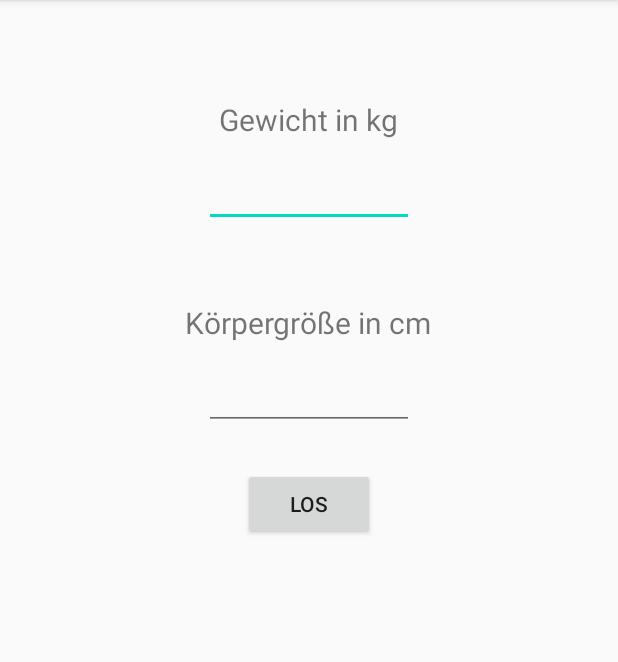
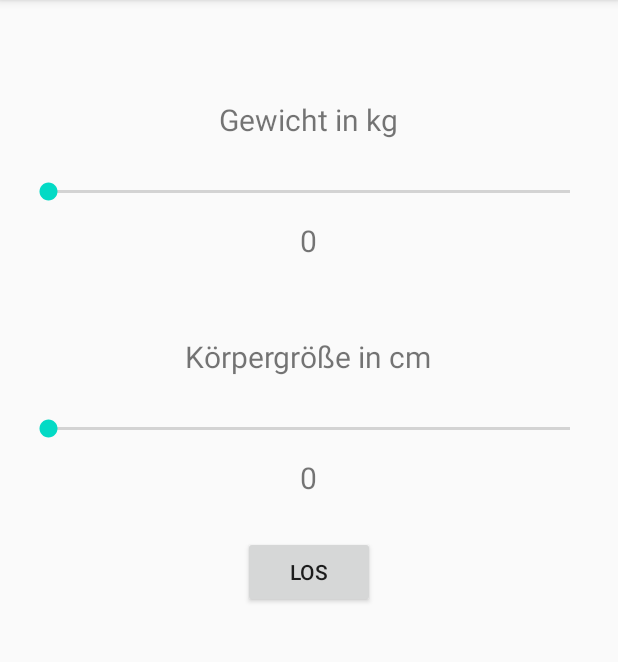
Before and after one commit to Joerg-Kowollik/SE2, an Android app: the screen it shows after launch (MainActivity), on a phone screen of 412 x 824 dp, the part 84-746 px from its top. Run offline under Robolectric (Android 15) with nearby library versions, the phone set to English and light mode, and no system bars.

Commit message:
final version

```diff
--- a/BMIRechner/app/src/main/java/com/example/bmirechner/MainActivity.java
+++ b/BMIRechner/app/src/main/java/com/example/bmirechner/MainActivity.java
@@ -13,18 +13,57 @@ public class MainActivity extends AppCompatActivity {
 
     private Button los_button;
     private TextView ergebnis;
-    private EditText gewicht;
-    private EditText größe;
+    private TextView gewicht;
+    private TextView größe;
+    private SeekBar seekBar;
+    private SeekBar seekBar2;
 
     @Override
     protected void onCreate(Bundle savedInstanceState) {
         super.onCreate(savedInstanceState);
         setContentView(R.layout.activity_main);
 
-        gewicht = (EditText)findViewById(R.id.gewicht);
-        größe = (EditText)findViewById(R.id.groese);
+        gewicht = (TextView)findViewById(R.id.gewicht);
+        größe = (TextView) findViewById(R.id.groese);
         ergebnis = (TextView)findViewById((R.id.ergebnis));
+        los_button = (Button)findViewById(R.id.los_button);
+        seekBar = (SeekBar)findViewById(R.id.seekBar);
+        seekBar2 = (SeekBar)findViewById(R.id.seekBar2);
 
+
+        seekBar.setOnSeekBarChangeListener(new SeekBar.OnSeekBarChangeListener() {
+            @Override
+            public void onProgressChanged(SeekBar seekBar, int progress, boolean fromUser) {
+                gewicht.setText("" + progress + "");
+            }
+
+            @Override
+            public void onStartTrackingTouch(SeekBar seekBar) {
+
+            }
+
+            @Override
+            public void onStopTrackingTouch(SeekBar seekBar) {
+
+            }
+        });
+
+        seekBar2.setOnSeekBarChangeListener(new SeekBar.OnSeekBarChangeListener() {
+            @Override
+            public void onProgressChanged(SeekBar seekBar, int progress, boolean fromUser) {
+                größe.setText("" + progress+ "");
+            }
+
+            @Override
+            public void onStartTrackingTouch(SeekBar seekBar) {
+
+            }
+
+            @Override
+            public void onStopTrackingTouch(SeekBar seekBar) {
+
+            }
+        });
 
     }
 
@@ -43,6 +82,6 @@ public class MainActivity extends AppCompatActivity {
     private void displayBMI(float bmi) {
         String bmishow = "";
         bmishow = bmi +"";
-        ergebnis.setText(bmishow);
+        ergebnis.setText("Ihr BMI ist: " + bmishow);
     }
 }
--- a/BMIRechner/app/src/main/res/layout/activity_main.xml
+++ b/BMIRechner/app/src/main/res/layout/activity_main.xml
@@ -4,11 +4,11 @@
     xmlns:tools="http://schemas.android.com/tools"
     android:layout_width="match_parent"
     android:layout_height="match_parent"
+    android:orientation="vertical"
+    android:paddingLeft="16dp"
+    android:paddingTop="16dp"
+    android:paddingRight="16dp"
     android:paddingBottom="16dp"
-    android:paddingLeft="16dp"
-    android:paddingRight="16dp"
-    android:paddingTop="16dp"
-    android:orientation="vertical"
     tools:context=".MainActivity">
 
     <TextView
@@ -20,16 +20,25 @@
         android:text="@string/gewicht_in_kg"
         android:textSize="20sp" />
 
-    <EditText
+    <SeekBar
+        android:id="@+id/seekBar"
+        android:layout_width="match_parent"
+        android:layout_height="wrap_content"
+        android:layout_gravity="center_horizontal"
+        android:layout_marginTop="25dp"
+        android:gravity="center_horizontal"
+        android:max="150"
+        android:textSize="20sp" />
+
+    <TextView
         android:id="@+id/gewicht"
         android:layout_width="wrap_content"
         android:layout_height="wrap_content"
         android:layout_gravity="center_horizontal"
         android:layout_marginTop="10dp"
-        android:ems="6"
-        android:inputType="numberDecimal"
-        android:textSize="20sp"
-        android:autofillHints="" />
+        android:autofillHints=""
+        android:text="0"
+        android:textSize="20sp" />
 
     <TextView
         android:layout_width="wrap_content"
@@ -40,16 +49,25 @@
         android:text="@string/k_rpergr_e_in_cm"
         android:textSize="20sp" />
 
-    <EditText
+    <SeekBar
+        android:id="@+id/seekBar2"
+        android:layout_width="match_parent"
+        android:layout_height="wrap_content"
+        android:layout_gravity="center_horizontal"
+        android:layout_marginTop="25dp"
+        android:gravity="center_horizontal"
+        android:max="225"
+        android:textSize="20sp" />
+
+    <TextView
         android:id="@+id/groese"
         android:layout_width="wrap_content"
         android:layout_height="wrap_content"
         android:layout_gravity="center_horizontal"
         android:layout_marginTop="10dp"
-        android:ems="6"
-        android:inputType="numberDecimal"
-        android:textSize="20sp"
-        android:autofillHints="" />
+        android:autofillHints=""
+        android:text="0"
+        android:textSize="20sp" />
 
     <Button
         android:id="@+id/los_button"
@@ -73,5 +91,4 @@
 
 
 
-
 </LinearLayout>
```
